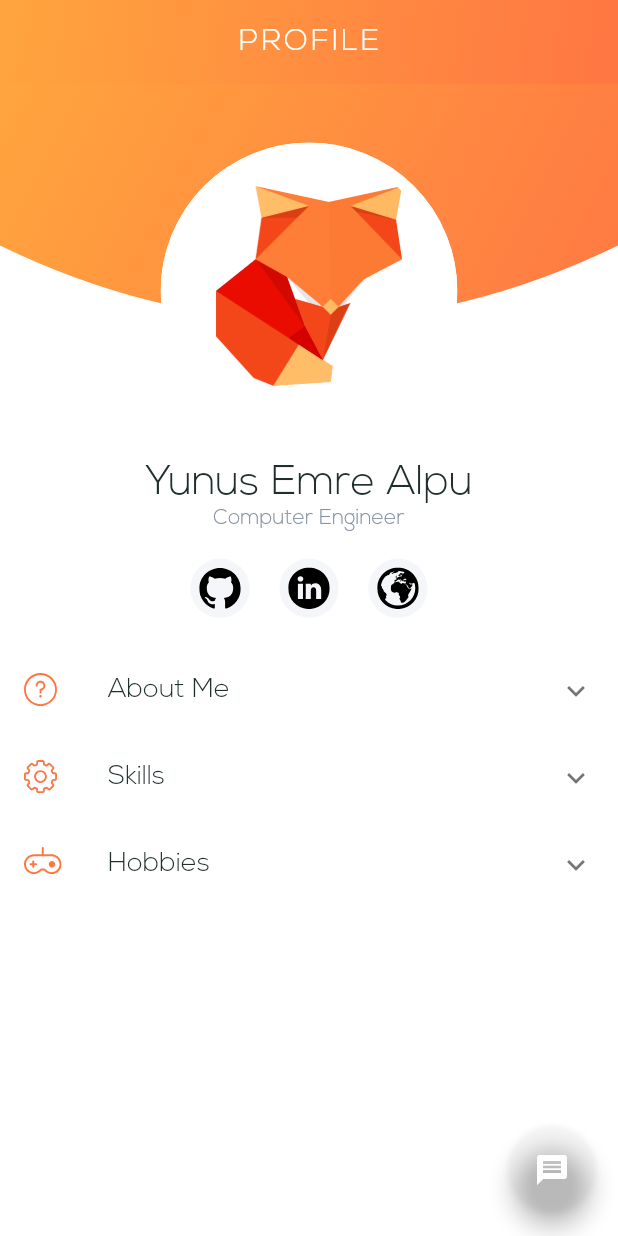
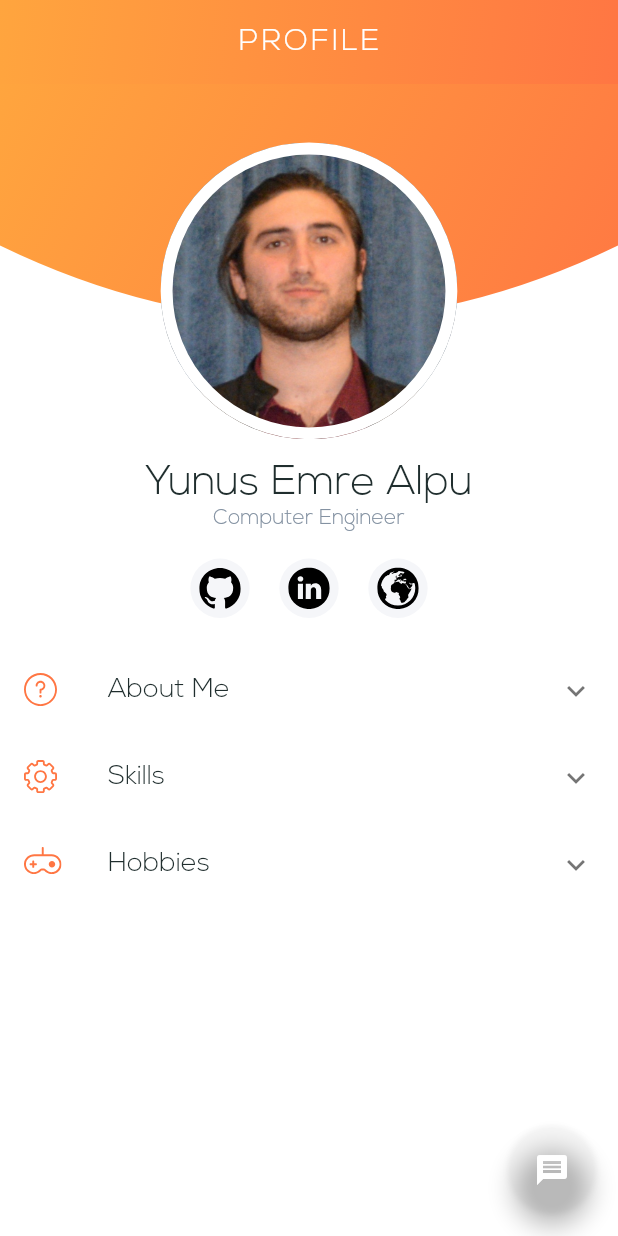
Before and after one commit to YunusEmreAlps/Flutter_Resume_App_UI, a Flutter app: the screen it shows after launch, on a phone screen of 412 x 824 dp. Run offline on Flutter 3.47's test engine with Material 2 defaults, Android fonts, the phone set to English and light mode, and no system bars; our stand-ins replace expansion_tile_card, flutter_svg, step_progress_indicator.

Commit message:
Add my profile photo

```diff
--- a/my_resume/assets/langs/en.json
+++ b/my_resume/assets/langs/en.json
@@ -3,6 +3,7 @@
   "About Me" : "About Me",
   "Skills" : "Skills",
   "Hobbies" : "Hobbies",
+  "Computer Engineer": "Computer Engineer",
   "I solve problems in creative ways. At Konya NEU, where I am completing my junior year in the College of Engineering, I have learned the importance of applying classical strategies to modern-day projects. Software engineering is never ending puzzle that I am passionately in solving. This passion carried me through my education Purdue. First, I learned C then C++. I studied new languages, algorithms, compilers, higher mathematics, all with pretty much the same fascination.\n\nSo, now, in industry, this passion remains with me. There’s certainly yet more to learn, yet more problems, and yet more to build." : "I solve problems in creative ways. At Konya NEU, where I am completing my junior year in the College of Engineering, I have learned the importance of applying classical strategies to modern-day projects. Software engineering is never ending puzzle that I am passionately in solving. This passion carried me through my education Purdue. First, I learned C then C++. I studied new languages, algorithms, compilers, higher mathematics, all with pretty much the same fascination.\n\nSo, now, in industry, this passion remains with me. There’s certainly yet more to learn, yet more problems, and yet more to build.",
   "Apart from being a developer, I enjoy most of my time being outdoors. I enjoy play guitar, learning new languages, meet new people.\n\nWhen forced indoors, I follow a number of sci-fi and fantasy genre movies and television shows, I spend a large amount of my free time exploring the latest technology advancements in the Programming world." : "Apart from being a developer, I enjoy most of my time being outdoors. I enjoy play guitar, learning new languages, meet new people.\n\nWhen forced indoors, I follow a number of sci-fi and fantasy genre movies and television shows, I spend a large amount of my free time exploring the latest technology advancements in the Programming world."
 }
--- a/my_resume/lib/ui/components/body.dart
+++ b/my_resume/lib/ui/components/body.dart
@@ -28,7 +28,7 @@ class _BodyState extends State<Body> {
       child: Column(
         children: <Widget>[
           Info(
-            image: "assets/images/avatar.png",
+            image: "assets/images/Me.jpg",
             name: "Yunus Emre Alpu",
             jobName: "Computer Engineer",
           ),
@@ -84,8 +84,8 @@ class _BodyState extends State<Body> {
                       vertical: 8.0,
                     ),
                     child: Text(
-                      AppLocalizations.getString(  "I solve problems in creative ways. At Konya NEU, where I am completing my junior year in the College of Engineering, I have learned the importance of applying classical strategies to modern-day projects. Software engineering is never ending puzzle that I am passionately in solving. This passion carried me through my education Purdue. First, I learned C then C++. I studied new languages, algorithms, compilers, higher mathematics, all with pretty much the same fascination.\n\nSo, now, in industry, this passion remains with me. There’s certainly yet more to learn, yet more problems, and yet more to build."),
-                      style: TextStyle(fontFamily: 'CaviarDreams', height: 1.5),
+                      AppLocalizations.getString("I solve problems in creative ways. At Konya NEU, where I am completing my junior year in the College of Engineering, I have learned the importance of applying classical strategies to modern-day projects. Software engineering is never ending puzzle that I am passionately in solving. This passion carried me through my education Purdue. First, I learned C then C++. I studied new languages, algorithms, compilers, higher mathematics, all with pretty much the same fascination.\n\nSo, now, in industry, this passion remains with me. There’s certainly yet more to learn, yet more problems, and yet more to build."),
+                      style: TextStyle(fontFamily: 'CaviarDreams', height: 1.5,),
                     ),
                   ),
                 ),
--- a/my_resume/lib/ui/components/info.dart
+++ b/my_resume/lib/ui/components/info.dart
@@ -2,6 +2,7 @@
 import 'package:flutter/material.dart';
 import 'package:my_resume/size_config.dart';
 import 'package:my_resume/constant/constant.dart';
+import 'package:my_resume/app_localizations.dart';
 
 // User
 class Info extends StatelessWidget {
@@ -62,7 +63,7 @@ class Info extends StatelessWidget {
                 SizedBox(height: defaultSize / 5), // 2
                 // User Email
                 Text(
-                  jobName,
+                  AppLocalizations.getString(jobName),
                   style: TextStyle(
                     fontFamily: 'NexaLight',
                     fontWeight: FontWeight.w400,
```
Also changed, not shown: my_resume/assets/langs/tr.json (+1 -0 lines), my_resume/assets/images/Me.jpg (added), my_resume/assets/images/pic.jpg (deleted), my_resume/ss/1.jpeg, my_resume/ss/10.jpeg, my_resume/ss/11.jpeg, my_resume/ss/12.jpeg, my_resume/ss/13.jpeg (added), my_resume/ss/14.jpeg (added), my_resume/ss/2.jpeg, my_resume/ss/3.jpeg, my_resume/ss/4.jpeg, my_resume/ss/5.jpeg, my_resume/ss/6.jpeg, 3 more files.
